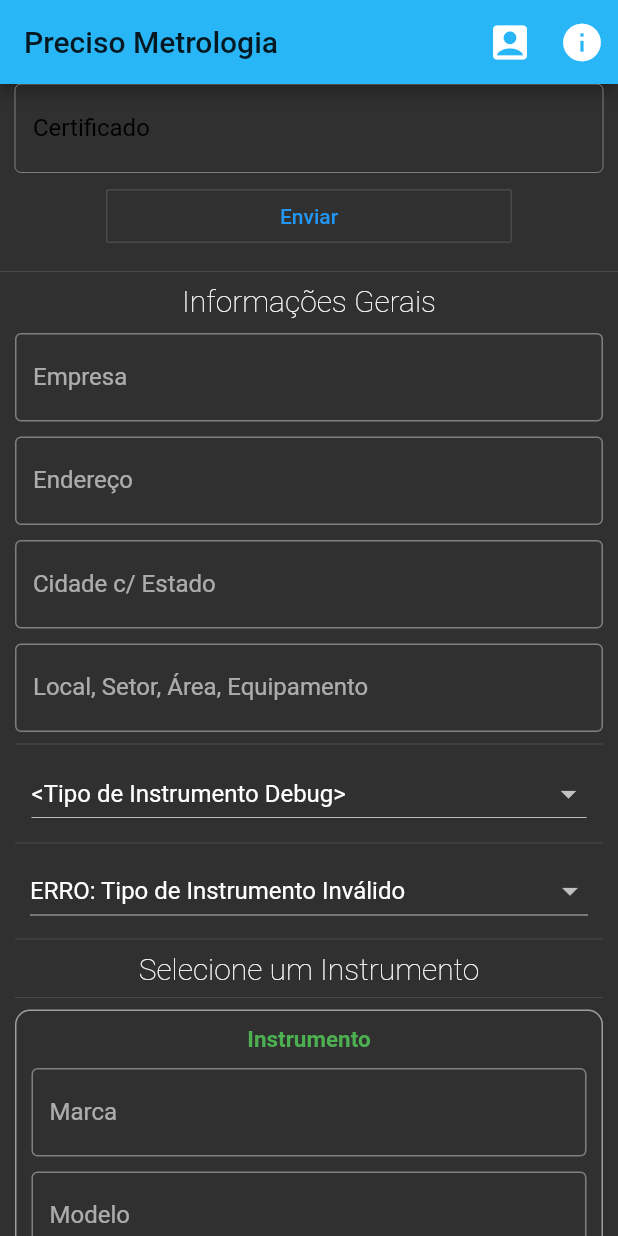
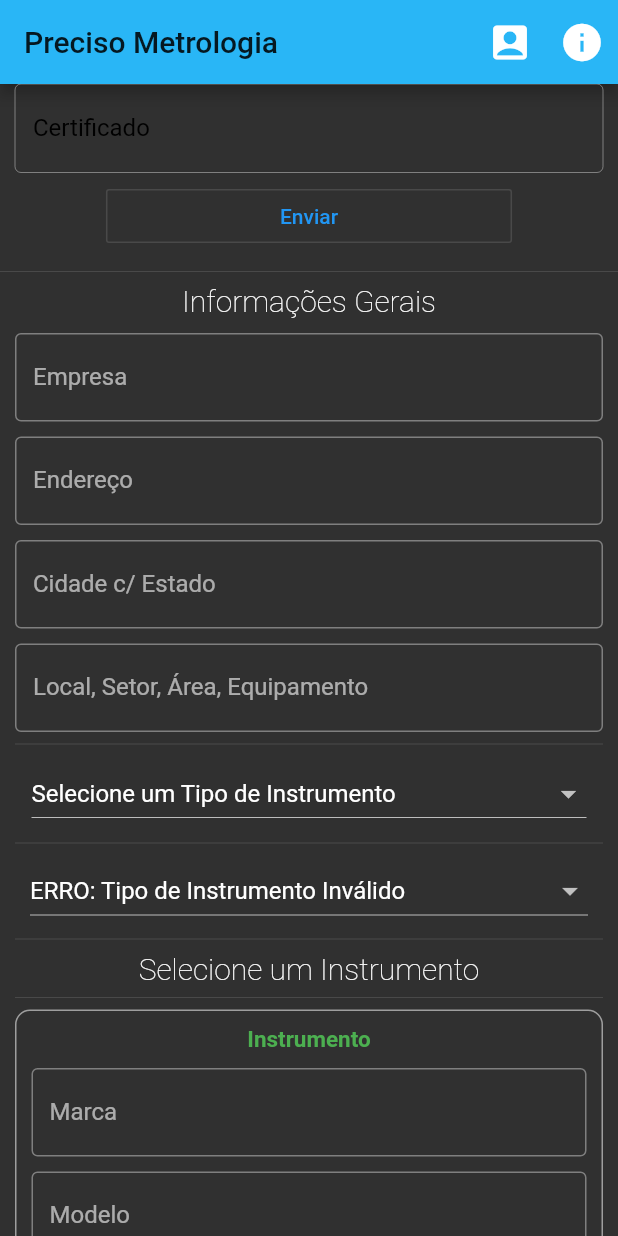
Before and after one commit to dev-whiteflag/preciso-metrologia-mobileapp, a Flutter app: the screen it shows once a user with an empty profile is signed in, on a phone screen of 412 x 824 dp. Run offline on Flutter 3.47's test engine with Material 2 defaults, Android fonts, the phone set to English and light mode, and no system bars; our stand-ins replace cloud_firestore, device_info, firebase_auth, firebase_core, shared_preferences; accounts and stored records are empty.

Commit message:
Fixed #14 - fixed #16 - cleanup of variables on runtime

```diff
--- a/lib/offline-database/preciso-modelos/preciso-base/preciso-basico-raw-data-aux.dart
+++ b/lib/offline-database/preciso-modelos/preciso-base/preciso-basico-raw-data-aux.dart
@@ -1268,7 +1268,7 @@ var secondReading = Container(
                 child: Container(
                     margin: EdgeInsets.only(right: 5.0, bottom: 5.0),
                     child: TextFormField(
-                      controller: vcc53FormController,
+                      controller: vcc52FormController,
                       textCapitalization: TextCapitalization.none,
                       keyboardType: TextInputType.number,
                       validator: (value) {
@@ -1285,7 +1285,7 @@ var secondReading = Container(
                 child: Container(
                     margin: EdgeInsets.only(bottom: 5.0),
                     child: TextFormField(
-                      controller: vcc53IncertezaFormController,
+                      controller: vcc52IncertezaFormController,
                       textCapitalization: TextCapitalization.none,
                       keyboardType: TextInputType.number,
                       validator: (value) {
--- a/lib/preciso-mainview/preciso-model-wrappers/preciso-model-chooser.dart
+++ b/lib/preciso-mainview/preciso-model-wrappers/preciso-model-chooser.dart
@@ -11,19 +11,19 @@ var selectionTipo = '0';
 var selectionInstrumento = '0';
 
 List<Map> precisoTipoInstrumento = [
-  {"id": 0, "text": "<Tipo de Instrumento Debug>"},
-  {"id": 1, "text": "Termohigrometro"},
+  {"id": 0, "text": "Selecione um Tipo de Instrumento"},
+  {"id": 1, "text": "Termohigrômetro"},
   {"id": 2, "text": "Vidraria Graduada"},
   {"id": 3, "text": "Medidores de Pressão"},
 ];
 
 List<Map> precisoInstrumentoTermohigrometro = [
-  {"id": 0, "text": "<Instrumento Debug>"},
+  {"id": 0, "text": "Selecione um Termohigrômetro"},
   {"id": 1, "text": "Termohigrômetro com Sensor Interno e Externo"},
 ];
 
 List<Map> precisoInstrumentoVidrariaGraduada = [
-  {"id": 0, "text": "<Instrumento Debug>"},
+  {"id": 0, "text": "Selecione uma Vidraria"},
   {"id": 1, "text": "Balão Graduado"},
   {"id": 2, "text": "Balde Graduado"},
   {"id": 3, "text": "Becker Graduado"},
@@ -55,6 +55,12 @@ class PrecisoModelDropdown extends StatefulWidget {
 }
 
 class PrecisoModelDropdownState extends State<PrecisoModelDropdown> {
+  initState(){
+    setState(() {
+          selectionInstrumento = '0';
+          selectionTipo = '0';
+        });
+  }
   updateWrapper() {
     setState(() {
     });
@@ -130,6 +136,7 @@ class PrecisoModelDropdownState extends State<PrecisoModelDropdown> {
                     setState(() {
                       selectionTipo = newValue;
                       selectedFModel = newValue;
+                      selectionInstrumento = '0';
 
                       if (selectedFModel == '3'){
                         vcc12FormController.text = "Desabilitado";
```
